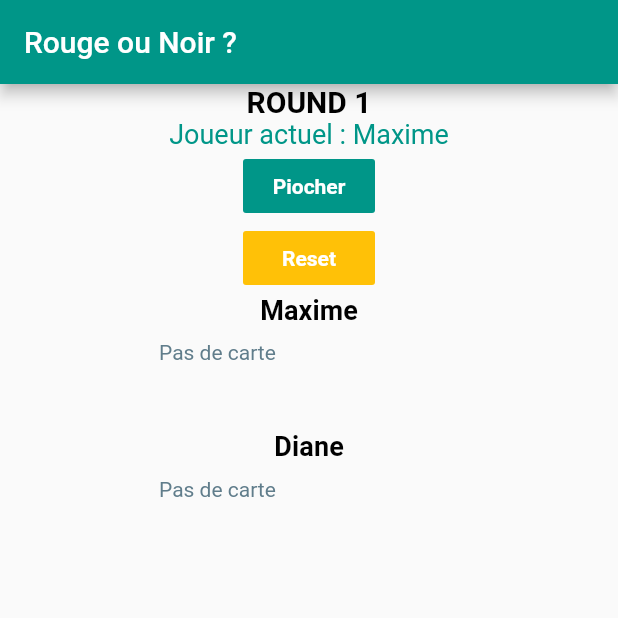
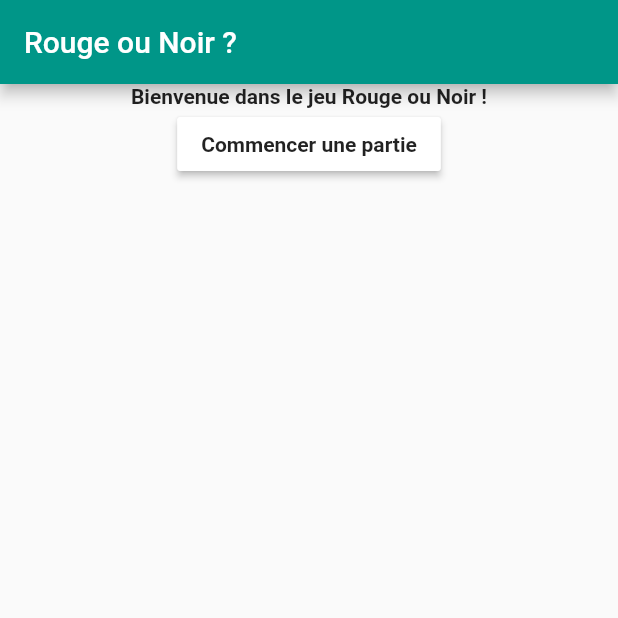
Before and after one commit to dianecdr/rouge_noir, a Flutter app: the screen it shows after launch, on a phone screen of 412 x 824 dp, the top half of it. Run offline on Flutter 3.47's test engine with Material 2 defaults, Android fonts, the phone set to English and light mode, and no system bars; our stand-ins replace material_design_icons_flutter; accounts and stored records are empty.

Commit message:
add screens

```diff
--- a/lib/main.dart
+++ b/lib/main.dart
@@ -1,11 +1,6 @@
 import 'package:flutter/cupertino.dart';
 import 'package:flutter/material.dart';
-import 'package:rouge_noir/widget/playcard_list.dart';
-
-import 'model/playcard.dart';
-import 'model/user.dart';
-import 'services/playcard_service.dart';
-
+import 'package:rouge_noir/screens/homepage_screen.dart';
 void main() {
   runApp(new MaterialApp(
     debugShowCheckedModeBanner: false,
@@ -24,151 +19,6 @@ void main() {
             fontSize: 18,
           )),
     ),
-    home: new MyApp(),
+    home: new HomePageScreen(),
   ));
 }
-
-class MyApp extends StatefulWidget {
-  @override
-  MyAppState createState() => new MyAppState();
-}
-
-class MyAppState extends State<MyApp> {
-  static const NB_ROUNDS = 4;
-  int userIndex = 0;
-  List<Playcard> deck = [];
-  List<Playcard> _userCards = [];
-  Playcard pickedCard;
-  List<User> users = [
-    User(name: 'Maxime'),
-    User(name: 'Diane'),
-  ];
-  int roundIndex = 1;
-
-  User userPlaying;
-
-  void initDeck() {
-    loadPlaycards().then((e) {
-      deck = e;
-    }).catchError((err) {
-      print(err);
-    });
-  }
-
-  @override
-  void initState() {
-    super.initState();
-    initDeck();
-    userPlaying = users[userIndex];
-  }
-
-  void _pickCard(User user) {
-    setState(() {
-      if (userIndex == users.length - 1) {
-        userIndex = 0;
-        if (roundIndex != NB_ROUNDS) {
-          roundIndex++;
-        }
-      } else {
-        userIndex++;
-      }
-
-      if (deck != null && user.cards.length < NB_ROUNDS) {
-        print('inside pickCard actions');
-        pickedCard = (deck.toList()..shuffle()).first;
-        user.cards.add(pickedCard);
-        deck.remove(pickedCard);
-        userPlaying = users[userIndex];
-      } else {
-        pickedCard = null;
-      }
-    });
-  }
-
-  void _resetGame() {
-    setState(() {
-      initDeck();
-      for (var user in users) {
-        user.cards = [];
-      }
-      pickedCard = null;
-      roundIndex = 1;
-      userIndex = 0;
-    });
-  }
-
-  @override
-  Widget build(BuildContext context) {
-    return new Scaffold(
-      appBar: new AppBar(
-        title: new Text(
-          'Rouge ou Noir ?',
-          style: new TextStyle(color: Colors.white),
-        ),
-      ),
-      body: new Center(
-        child: Column(
-          children: <Widget>[
-            Text(
-              'ROUND ' + roundIndex.toString(),
-              style: TextStyle(
-                fontSize: 20,
-                fontWeight: FontWeight.bold,
-                color: Colors.black,
-              ),
-            ),
-            users.last.cards.length == NB_ROUNDS
-                ? Text(
-                    'FIN DE PARTIE',
-                    style: TextStyle(
-                      fontSize: 18,
-                      color: Colors.amber,
-                    ),
-                  )
-                : Text(
-                    'Joueur actuel : ' + userPlaying.name,
-                    style: TextStyle(
-                      fontSize: 18,
-                      color: Colors.teal,
-                    ),
-                  ),
-            FlatButton(
-              child: Text(
-                'Piocher',
-                style: TextStyle(
-                  color: Theme.of(context).textTheme.button.color,
-                ),
-              ),
-              color: Theme.of(context).primaryColor,
-              onPressed: () => _pickCard(userPlaying),
-            ),
-            FlatButton(
-              child: Text(
-                'Reset',
-                style: TextStyle(
-                  color: Theme.of(context).textTheme.button.color,
-                ),
-              ),
-              color: Theme.of(context).accentColor,
-              onPressed: _resetGame,
-            ),
-            Container(
-              height: 300,
-              child: ListView.builder(
-                  itemCount: users.length,
-                  itemBuilder: (BuildContext ctx, int index) {
-                    return new Column(children: [
-                      Text(
-                        users[index].name,
-                        style: Theme.of(context).textTheme.subtitle,
-                      ),
-                      PlaycardList(users[index].cards),
-                    ]);
-                  }),
-            ),
-          ],
-        ),
-      ),
-    );
-  }
-}
--- a/lib/model/user.dart
+++ b/lib/models/user.dart
@@ -1,4 +1,4 @@
-import 'package:rouge_noir/model/playcard.dart';
+import 'package:rouge_noir/models/playcard.dart';
 
 class User {
   String id;
--- /dev/null
+++ b/lib/screens/homepage_screen.dart
@@ -0,0 +1,40 @@
+import 'package:flutter/cupertino.dart';
+import 'package:flutter/material.dart';
+
+import 'register_players_screen.dart';
+
+class HomePageScreen extends StatelessWidget {
+  void selectStartGame(BuildContext ctx) {
+    Navigator.of(ctx).push(MaterialPageRoute(builder: (_) {
+      return RegisterPlayersScreen();
+    }));
+  }
+
+  @override
+  Widget build(BuildContext context) {
+    return Scaffold(
+      appBar: AppBar(
+        title: Text('Rouge ou Noir ?'),
+      ),
+      body: Center(
+        child: Column(
+          children: <Widget>[
+            Text(
+              'Bienvenue dans le jeu Rouge ou Noir !',
+              style: TextStyle(
+                fontWeight: FontWeight.bold,
+              ),
+            ),
+            RaisedButton(
+              child: Text('Commencer une partie'),
+              color: Theme.of(context).textTheme.button.color,
+              onPressed: () {
+                selectStartGame(context);
+              },
+            )
+          ],
+        ),
+      ),
+    );
+  }
+}
--- a/lib/services/playcard_service.dart
+++ b/lib/services/playcard_service.dart
@@ -1,7 +1,7 @@
 import 'dart:convert';
 
 import 'package:flutter/services.dart';
-import 'package:rouge_noir/model/playcard.dart';
+import 'package:rouge_noir/models/playcard.dart';
 
 Future<String> _loadPlaycardAsset() async {
   return await rootBundle.loadString('assets/data/playcards_en.json');
--- a/lib/widget/playcard_list.dart
+++ b/lib/widget/playcard_list.dart
@@ -1,5 +1,5 @@
 import 'package:flutter/material.dart';
-import 'package:rouge_noir/model/playcard.dart';
+import 'package:rouge_noir/models/playcard.dart';
 import 'package:rouge_noir/widget/playcard_widget.dart';
 
 class PlaycardList extends StatelessWidget {
```
Also changed, not shown: lib/screens/game_screen.dart (added, +154 -0 lines), lib/screens/register_players_screen.dart (added, +32 -0 lines), lib/widget/playcard_widget.dart (+4 -4 lines), lib/models/playcard.dart (renamed from lib/model/playcard.dart), 1 other file.
